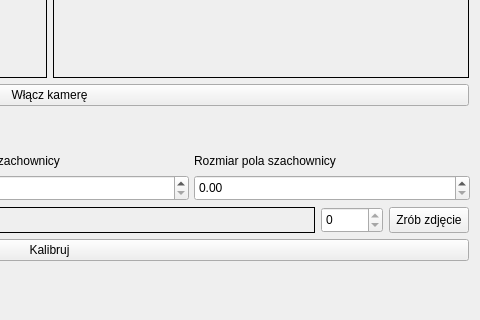
This is StereoVision/widgetcalibration.ui in dzikipasterz/StareoVision as Qt 5 draws it before an edit; both pictures show x 381 to 861 and y 256 to 576 of the 861 by 681 pixel window. The edited form follows.
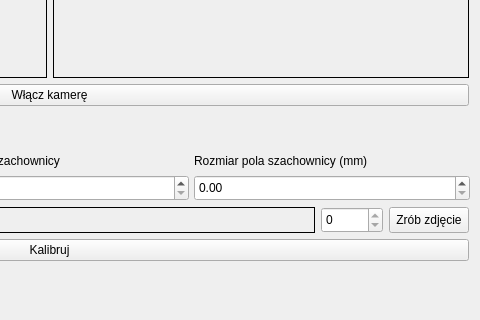
This is the edited form.

```diff
--- a/StereoVision/widgetcalibration.ui
+++ b/StereoVision/widgetcalibration.ui
@@ -185,7 +185,7 @@
         </size>
        </property>
        <property name="text">
-        <string>Rozmiar pola szachownicy</string>
+        <string>Rozmiar pola szachownicy (mm)</string>
        </property>
       </widget>
      </item>
```
Left out of the diff: 6 changed lines with no effect on the pictures.
